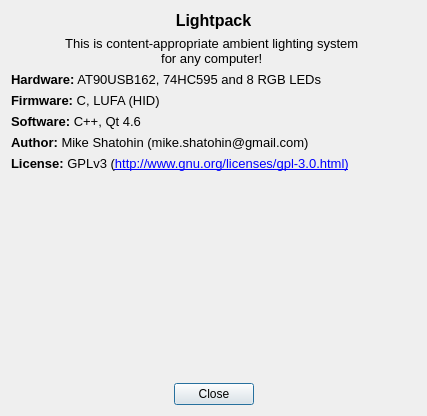
Old version of the form Software/src/aboutdialog.ui in the repository Atarity/Lightpack.
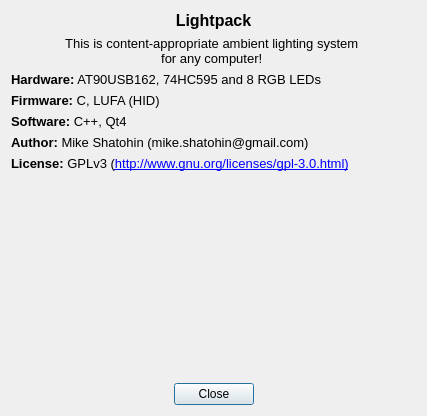
New version of the form. Icons and pictures are not drawn.

Commit message: Software: update ru_RU translation; aboutdialog.ui: change Qt4, update translation; add ru_RU.qm to index;

The edit to the form file:
```diff
--- a/Software/src/aboutdialog.ui
+++ b/Software/src/aboutdialog.ui
@@ -132,8 +132,8 @@
       <string>&lt;!DOCTYPE HTML PUBLIC &quot;-//W3C//DTD HTML 4.0//EN&quot; &quot;http://www.w3.org/TR/REC-html40/strict.dtd&quot;&gt;
 &lt;html&gt;&lt;head&gt;&lt;meta name=&quot;qrichtext&quot; content=&quot;1&quot; /&gt;&lt;style type=&quot;text/css&quot;&gt;
 p, li { white-space: pre-wrap; }
-&lt;/style&gt;&lt;/head&gt;&lt;body style=&quot; font-family:'Sans'; font-size:10pt; font-weight:400; font-style:normal;&quot;&gt;
-&lt;p style=&quot; margin-top:0px; margin-bottom:0px; margin-left:0px; margin-right:0px; -qt-block-indent:0; text-indent:0px;&quot;&gt;&lt;span style=&quot; font-weight:600;&quot;&gt;Software:&lt;/span&gt; C++, Qt 4.6&lt;/p&gt;&lt;/body&gt;&lt;/html&gt;</string>
+&lt;/style&gt;&lt;/head&gt;&lt;body style=&quot; font-family:'MS Shell Dlg 2'; font-size:8.25pt; font-weight:400; font-style:normal;&quot;&gt;
+&lt;p style=&quot; margin-top:0px; margin-bottom:0px; margin-left:0px; margin-right:0px; -qt-block-indent:0; text-indent:0px;&quot;&gt;&lt;span style=&quot; font-family:'Sans'; font-size:10pt; font-weight:600;&quot;&gt;Software:&lt;/span&gt;&lt;span style=&quot; font-family:'Sans'; font-size:10pt;&quot;&gt; C++, Qt4&lt;/span&gt;&lt;/p&gt;&lt;/body&gt;&lt;/html&gt;</string>
      </property>
      <property name="scaledContents">
       <bool>false</bool>
```
The commit also changes 2 other files.
